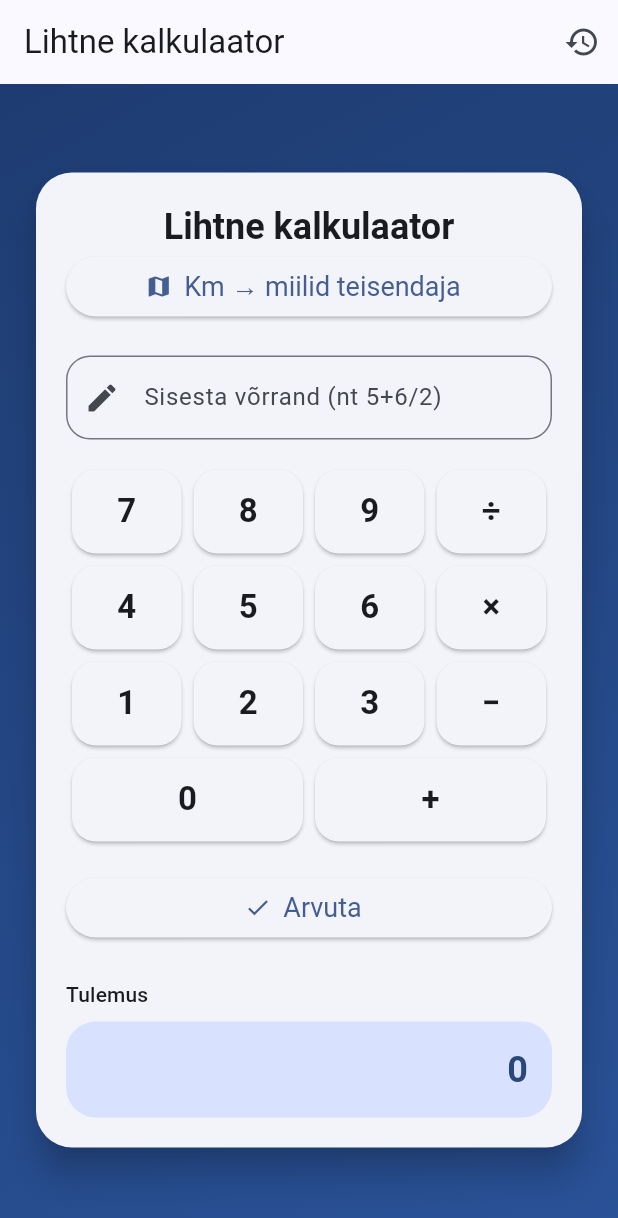
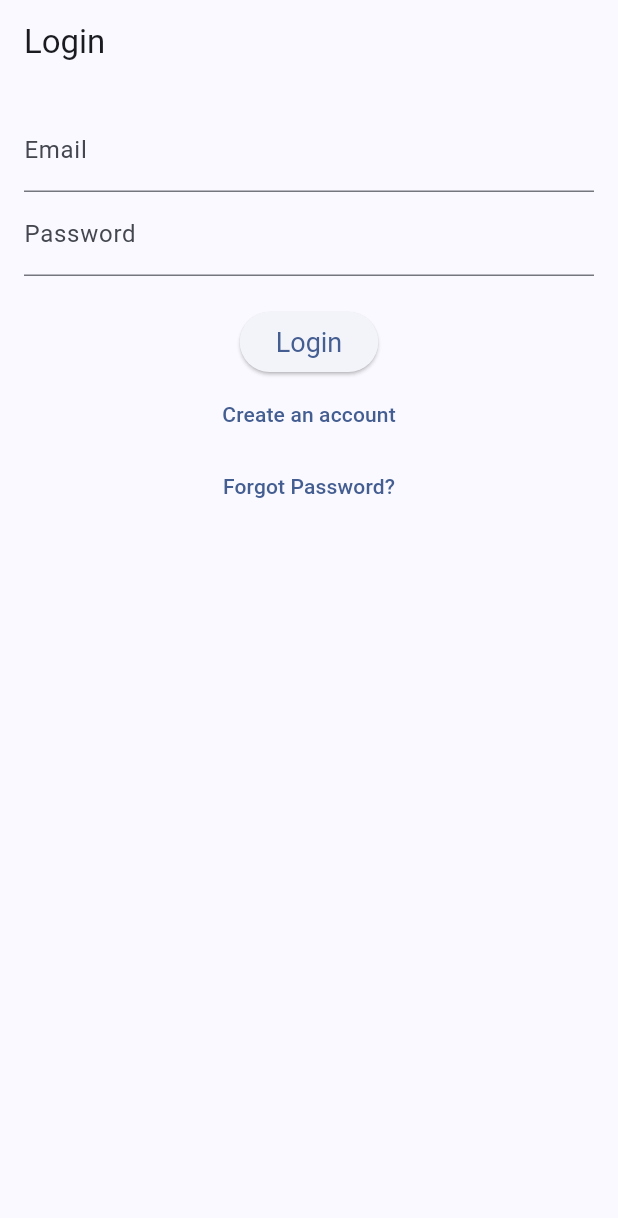
Before and after one commit to Indrek333/Calculatorfirestore, a Flutter app: the screen it shows after launch, on a phone screen of 412 x 824 dp. Shown: the top 1218 px of the screen. Run offline on Flutter 3.47's test engine with Material 3 defaults, Android fonts, the phone set to English and light mode, and no system bars; our stand-ins replace cloud_firestore, firebase_auth, firebase_core; accounts and stored records are empty.

```diff
--- a/lib/controllers/converter_controller.dart
+++ b/lib/controllers/converter_controller.dart
@@ -1,4 +1,4 @@
-import '../models/converter.model.dart';
+import '../models/converter_model.dart';
 
 class ConverterController {
   final ConverterModel model;
--- a/lib/controllers/history_controller.dart
+++ /dev/null
@@ -1,12 +0,0 @@
-import '../data/history_store.dart';
-import '../models/history_item.dart';
-
-class HistoryController {
-  final HistoryStore _store = HistoryStore();
-
-  Future<List<HistoryItem>> getHistory() => _store.getAll();
-
-  Future<void> addHistoryItem(HistoryItem item) => _store.add(item);
-
-  Future<void> clear() => _store.clear();
-}
--- a/lib/models/history_item.dart
+++ /dev/null
@@ -1,32 +0,0 @@
-import 'package:cloud_firestore/cloud_firestore.dart';
-
-class HistoryItem {
-  final String? id;
-  final String expression;
-  final String timestamp;
-  final String? authorId;
-
-  HistoryItem({
-    this.id,
-    required this.expression,
-    required this.timestamp,
-    this.authorId,
-  });
-
-  Map<String, Object?> toFirestore() => {
-        'expression': expression,
-        'timestamp': timestamp,
-      };
-
-  factory HistoryItem.fromFirestore(
-    DocumentSnapshot<Map<String, dynamic>> doc,
-  ) {
-    final data = doc.data() ?? {};
-    return HistoryItem(
-      id: data['id'] as String? ?? doc.id,
-      expression: data['expression'] as String? ?? '',
-      timestamp: data['timestamp'] as String? ?? '',
-      authorId: data['authorId'] as String?,
-    );
-  }
-}
--- /dev/null
+++ b/lib/screens/auth_wrapper.dart
@@ -0,0 +1,26 @@
+import 'package:flutter/material.dart';
+import 'login_screen.dart';
+import 'calculator_screen.dart';
+import '../services/auth_service.dart';
+import 'package:firebase_auth/firebase_auth.dart';
+
+class AuthWrapper extends StatelessWidget {
+  const AuthWrapper({super.key});
+
+  @override
+  Widget build(BuildContext context) {
+    return StreamBuilder<User?>(
+      stream: AuthService().user,
+      builder: (context, snapshot) {
+        if (snapshot.connectionState == ConnectionState.waiting) {
+          return const Center(child: CircularProgressIndicator());
+        }
+        if (snapshot.hasData) {
+          return const CalculatorScreen();
+        } else {
+          return const LoginScreen();
+        }
+      },
+    );
+  }
+}
--- a/lib/views/calculator_view.dart
+++ b/lib/screens/calculator_screen.dart
@@ -1,17 +1,18 @@
+import 'package:firebase_auth/firebase_auth.dart';
 import 'package:flutter/material.dart';
-import 'converter_view.dart';
-import 'history_view.dart';
+import '../views/converter_view.dart';
+import '../views/history_view.dart';
 import '../models/calculator_model.dart';
 import '../controllers/calculator_controller.dart';
 
-class CalculatorView extends StatefulWidget {
-  const CalculatorView({super.key});
+class CalculatorScreen extends StatefulWidget {
+  const CalculatorScreen({super.key});
 
   @override
-  State<CalculatorView> createState() => _CalculatorViewState();
+  State<CalculatorScreen> createState() => _CalculatorScreenState();
 }
 
-class _CalculatorViewState extends State<CalculatorView> {
+class _CalculatorScreenState extends State<CalculatorScreen> {
   late final CalculatorModel _model;
   late final CalculatorController _controller;
 
@@ -69,6 +70,13 @@ class _CalculatorViewState extends State<CalculatorView> {
                 context,
                 MaterialPageRoute(builder: (_) => const HistoryView()),
               );
+            },
+          ),
+          IconButton(
+            tooltip: 'Logi välja',
+            icon: const Icon(Icons.logout),
+            onPressed: () async {
+              await FirebaseAuth.instance.signOut();
             },
           ),
         ],
--- /dev/null
+++ b/lib/screens/login_screen.dart
@@ -0,0 +1,112 @@
+import 'package:flutter/material.dart';
+import '../services/auth_service.dart';
+
+class LoginScreen extends StatefulWidget {
+  const LoginScreen({super.key});
+
+  @override
+  State<LoginScreen> createState() => _LoginScreenState();
+}
+
+class _LoginScreenState extends State<LoginScreen> {
+  final AuthService _authService = AuthService();
+  final TextEditingController _emailController = TextEditingController();
+  final TextEditingController _passwordController = TextEditingController();
+  bool _isLogin = true;
+  String? _errorMessage;
+
+  void _toggleForm() {
+    setState(() {
+      _isLogin = !_isLogin;
+      _errorMessage = null;
+    });
+  }
+
+  Future<void> _submit() async {
+    try {
+      if (_isLogin) {
+        await _authService.signInWithEmailAndPassword(
+          _emailController.text,
+          _passwordController.text,
+        );
+      } else {
+        await _authService.createUserWithEmailAndPassword(
+          _emailController.text,
+          _passwordController.text,
+        );
+      }
+    } catch (e) {
+      if (!mounted) return;
+      setState(() {
+        _errorMessage = e.toString();
+      });
+    }
+  }
+
+  Future<void> _resetPassword() async {
+    final email = _emailController.text;
+    if (email.isEmpty) {
+      if (!mounted) return;
+      ScaffoldMessenger.of(context).showSnackBar(
+        const SnackBar(content: Text('Please enter your email to reset password.')),
+      );
+      return;
+    }
+
+    try {
+      await _authService.sendPasswordResetEmail(email);
+      if (!mounted) return;
+      ScaffoldMessenger.of(context).showSnackBar(
+        const SnackBar(content: Text('Password reset email sent.')),
+      );
+    } catch (e) {
+      if (!mounted) return;
+      setState(() {
+        _errorMessage = e.toString();
+      });
+    }
+  }
+
+  @override
+  Widget build(BuildContext context) {
+    return Scaffold(
+      appBar: AppBar(
+        title: Text(_isLogin ? 'Login' : 'Register'),
+      ),
+      body: Padding(
+        padding: const EdgeInsets.all(16.0),
+        child: Column(
+          children: [
+            TextField(
+              controller: _emailController,
+              decoration: const InputDecoration(labelText: 'Email'),
+            ),
+            TextField(
+              controller: _passwordController,
+              decoration: const InputDecoration(labelText: 'Password'),
+              obscureText: true,
+            ),
+            if (_errorMessage != null)
+              Padding(
+                padding: const EdgeInsets.symmetric(vertical: 8.0),
+                child: Text(
+                  _errorMessage!,
+                  style: const TextStyle(color: Colors.red),
+                ),
+              ),
+            const SizedBox(height: 20),
+            ElevatedButton(onPressed: _submit, child: Text(_isLogin ? 'Login' : 'Register')),
+            TextButton(
+              onPressed: _toggleForm,
+              child: Text(_isLogin ? 'Create an account' : 'Have an account? Login'),
+            ),
+            TextButton(
+              onPressed: _resetPassword,
+              child: const Text('Forgot Password?'),
+            ),
+          ],
+        ),
+      ),
+    );
+  }
+}
--- /dev/null
+++ b/lib/services/auth_service.dart
@@ -0,0 +1,27 @@
+import 'package:firebase_auth/firebase_auth.dart';
+
+class AuthService {
+  final FirebaseAuth _auth = FirebaseAuth.instance;
+
+  Stream<User?> get user => _auth.authStateChanges();
+
+  Future<UserCredential> signInWithEmailAndPassword(
+      String email, String password) async {
+    return await _auth.signInWithEmailAndPassword(
+        email: email, password: password);
+  }
+
+  Future<UserCredential> createUserWithEmailAndPassword(
+      String email, String password) async {
+    return await _auth.createUserWithEmailAndPassword(
+        email: email, password: password);
+  }
+
+  Future<void> sendPasswordResetEmail(String email) async {
+    return await _auth.sendPasswordResetEmail(email: email);
+  }
+
+  Future<void> signOut() async {
+    return await _auth.signOut();
+  }
+}
--- a/lib/views/converter_view.dart
+++ b/lib/views/converter_view.dart
@@ -1,5 +1,5 @@
 import 'package:flutter/material.dart';
-import '../models/converter.model.dart';
+import '../models/converter_model.dart';
 import '../controllers/converter_controller.dart';
 
 
--- a/pubspec.yaml
+++ b/pubspec.yaml
@@ -35,8 +35,8 @@ dependencies:
   # Use with the CupertinoIcons class for iOS style icons.
   cupertino_icons: ^1.0.8
   firebase_auth: ^5.7.0
-  firebase_core: ^3.15.0
-  cloud_firestore: ^5.6.0
+  firebase_core: ^3.15.2
+  cloud_firestore: ^5.6.12
 
 
 dev_dependencies:
```
Also changed, not shown: firestore.indexes.json (added, +51 -0 lines), lib/controllers/calculator_controller.dart (+17 -18 lines), lib/data/history_store.dart (deleted, +0 -56 lines), lib/main.dart (+35 -8 lines), lib/views/history_view.dart (+43 -46 lines), firebase.json (added), lib/firebase_options.dart, lib/models/converter_model.dart (renamed from lib/models/converter.model.dart), 8 other files.
